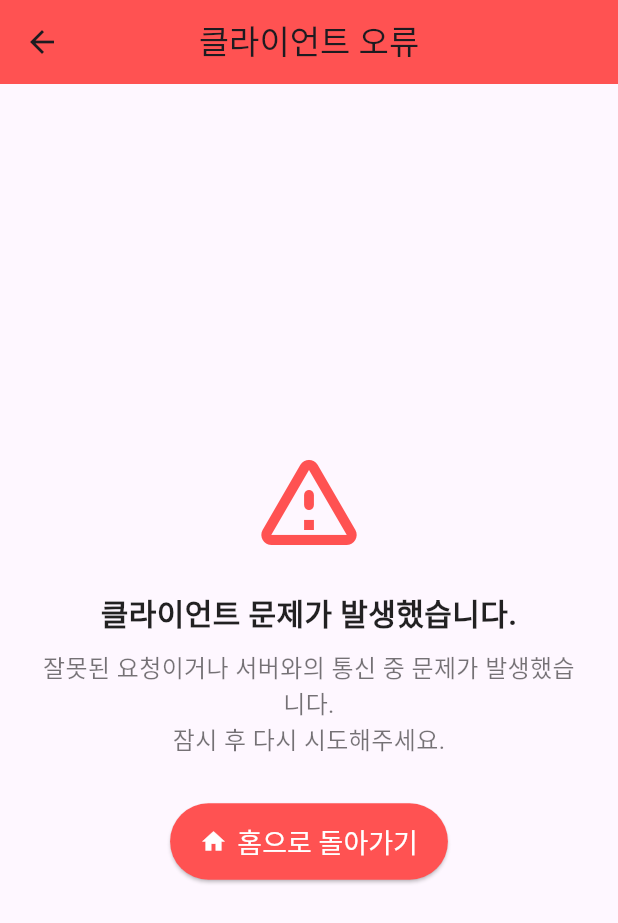
After one commit to laipuni/flutter-spring-todoApp, a Flutter app: the ClientErrorScreen screen opened by its route, on a phone screen of 412 x 824 dp. The commit adds this screen. Shown: the top 923 px of the screen. Run offline on Flutter 3.47's test engine with Material 3 defaults, Android fonts, the phone set to English and light mode, and no system bars; our stand-ins replace firebase_auth, firebase_core, firebase_messaging, flutter_datetime_picker_plus, flutter_local_notifications, flutter_secure_storage and 3 more; missing offline and left inert: dart:ffi; accounts and stored records are empty.

Commit message:
feat : 서버,클라이언트 에러 페이지 구현

```diff
--- a/todo_app/lib/RouteName.dart
+++ b/todo_app/lib/RouteName.dart
@@ -1,5 +1,7 @@
 import 'package:flutter/cupertino.dart';
 import 'package:todo_app/auth/AuthInterceptor.dart';
+import 'package:todo_app/screen/ClientErrorScreen.dart';
+import 'package:todo_app/screen/ServerErrorScreen.dart';
 import 'package:todo_app/screen/TodoAddScreen.dart';
 import 'package:todo_app/screen/TodoDetailScreen.dart';
 import 'package:todo_app/screen/TodoScreen.dart';
@@ -12,6 +14,8 @@ class RouteName {
   static const todoDetail = "/detail-todo";
   static const todoUpdate = "/update-todo";
   static const todoAdd = "/add-todo";
+  static const clientError = "/client-error";
+  static const serverError = "/server-error";
 }
 
 var routeName = {
@@ -19,5 +23,7 @@ var routeName = {
   RouteName.todoAdd : (context) => AuthInterceptor(routeName: "/add-todo", child: TodoAddScreen()),
   RouteName.todoDetail : (context) => AuthInterceptor(routeName: "/detail-todo", child: TodoDetailScreen()),
   RouteName.todoUpdate : (context) => AuthInterceptor(routeName: "/update-tod",child: TodoUpdateScreen()),
+  RouteName.clientError : (context) => ClientErrorScreen(),
+  RouteName.serverError : (context) => ServerErrorScreen(),
   RouteName.login : (context) => LoginScreen(),
 };
--- /dev/null
+++ b/todo_app/lib/screen/ClientErrorScreen.dart
@@ -0,0 +1,61 @@
+import 'package:flutter/material.dart';
+import 'package:todo_app/RouteName.dart';
+
+class ClientErrorScreen extends StatelessWidget {
+  const ClientErrorScreen({super.key});
+
+  @override
+  Widget build(BuildContext context) {
+    return Scaffold(
+      appBar: AppBar(
+        title: const Text("클라이언트 오류"),
+        centerTitle: true,
+        backgroundColor: Colors.redAccent,
+      ),
+      body: Padding(
+        padding: const EdgeInsets.all(24.0),
+        child: Column(
+          mainAxisAlignment: MainAxisAlignment.center,
+          crossAxisAlignment: CrossAxisAlignment.center,
+          children: [
+            const Icon(
+              Icons.warning_amber_rounded,
+              color: Colors.redAccent,
+              size: 80,
+            ),
+            const SizedBox(height: 20),
+            const Text(
+              "클라이언트 문제가 발생했습니다.",
+              style: TextStyle(
+                fontSize: 20,
+                fontWeight: FontWeight.bold,
+                color: Colors.black87,
+              ),
+              textAlign: TextAlign.center,
+            ),
+            const SizedBox(height: 10),
+            const Text(
+              "잘못된 요청이거나 서버와의 통신 중 문제가 발생했습니다.\n잠시 후 다시 시도해주세요.",
+              style: TextStyle(fontSize: 16, color: Colors.black54),
+              textAlign: TextAlign.center,
+            ),
+            const SizedBox(height: 30),
+            ElevatedButton.icon(
+              onPressed: () {
+                Navigator.pushReplacementNamed(context, RouteName.home);
+              },
+              icon: const Icon(Icons.home),
+              label: const Text("홈으로 돌아가기"),
+              style: ElevatedButton.styleFrom(
+                padding: const EdgeInsets.symmetric(horizontal: 20, vertical: 12),
+                backgroundColor: Colors.redAccent,
+                foregroundColor: Colors.white,
+                textStyle: const TextStyle(fontSize: 18),
+              ),
+            ),
+          ],
+        ),
+      ),
+    );
+  }
+}
```
Also changed, not shown: todo_app/lib/screen/ServerErrorScreen.dart (added, +61 -0 lines).
